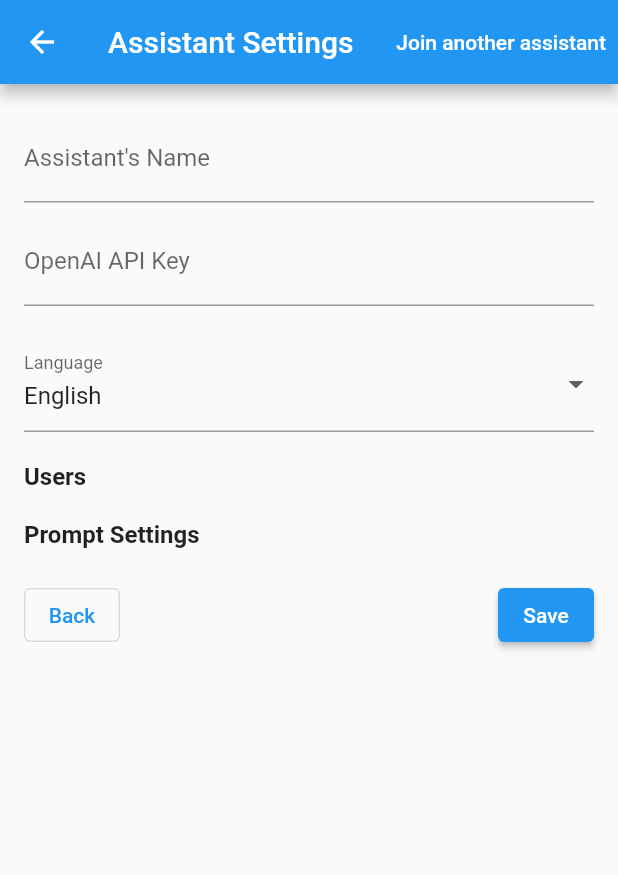
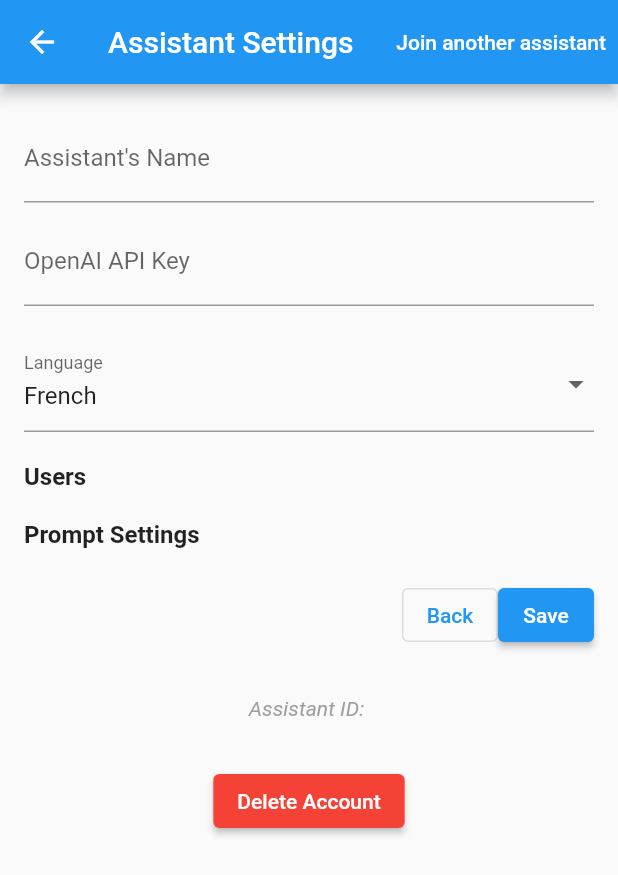
Before and after one commit to JLoroy/babylog_flutter, a Flutter app: the SettingsPage screen opened directly with empty values, on a phone screen of 412 x 824 dp. Shown: the top 875 px of the screen. Run offline on Flutter 3.47's test engine with Material 2 defaults, Android fonts, the light colour scheme and no system bars; our stand-ins replace audioplayers, cloud_firestore, firebase_auth, firebase_core, flutter_svg; missing offline and left inert: firebase_ui_auth, record; accounts and stored records are empty.

Commit message:
Implement account deletion feature: add deleteAllEvents method and integrate with settings page

```diff
--- a/lib/pages/settingspage.dart
+++ b/lib/pages/settingspage.dart
@@ -6,12 +6,14 @@ class SettingsPage extends StatefulWidget {
     super.key,
     required this.currentAssistant,
     required this.saveAssistant,
-    required this.joinAssistant, // <-- Confirm we pass in a joinAssistant method
+    required this.joinAssistant,
+    required this.deleteAccount,
   });
 
   final BabylogAssistant currentAssistant;
   final Function(BabylogAssistant newAssistant) saveAssistant;
   final Function(String newAssistantId) joinAssistant;
+  final Function(BuildContext context) deleteAccount;
   // This method should update your Firestore doc and reset the app as needed.
 
   @override
@@ -32,16 +34,7 @@ class _SettingsPageState extends State<SettingsPage> {
 
   // 10 most spoken languages (example list)
   final List<String> _availableLanguages = [
-    'English',
-    'Mandarin',
-    'Hindi',
-    'Spanish',
     'French',
-    'Arabic',
-    'Bengali',
-    'Russian',
-    'Portuguese',
-    'Indonesian',
   ];
 
   // For "Join another assistant" dialog
@@ -314,18 +307,16 @@ class _SettingsPageState extends State<SettingsPage> {
 
                 // Back and Save Buttons
               Row(
-                  mainAxisAlignment: MainAxisAlignment.spaceBetween,
+                mainAxisAlignment: MainAxisAlignment.end,
                 children: [
                   OutlinedButton(
                     onPressed: () {
-                        // Go back without saving
                       Navigator.of(context).pop();
                     },
                     child: const Text("Back"),
                   ),
                   ElevatedButton(
                     onPressed: () {
-                        // Save and close
                       Navigator.of(context).pop();
                       widget.saveAssistant(_buildUpdatedAssistant());
                     },
@@ -334,18 +325,57 @@ class _SettingsPageState extends State<SettingsPage> {
                 ],
               ),
 const SizedBox(height: 30),
-
-                // assistantId in italic grey at the bottom
                 Align(
                   alignment: Alignment.center,
                   child: Text(
-                    widget.currentAssistant.assistantId ?? 'No ID',
+                    widget.currentAssistant.assistantId != null
+                        ? 'Assistant ID: ${widget.currentAssistant.assistantId}'
+                        : 'No ID',
                     style: const TextStyle(
                       fontStyle: FontStyle.italic,
                       color: Colors.grey,
                     ),
                   ),
                 ),
+              const SizedBox(height: 30),
+
+              // NEW: Delete Account Button
+              ElevatedButton(
+                style: ElevatedButton.styleFrom(
+                  backgroundColor: Colors.red, // Use your own color if needed
+                ),
+                onPressed: () {
+                  showDialog(
+                    context: context,
+                    builder: (ctx) {
+                      return AlertDialog(
+                        title: const Text("Delete all data?"),
+                        content: const Text(
+                          "Are you sure you want to permanently delete your account? All other users of your assistant will lose all events.",
+                        ),
+                        actions: [
+                          TextButton(
+                            onPressed: () => Navigator.of(ctx).pop(),
+                            child: const Text("Cancel"),
+                          ),
+                          ElevatedButton(
+                            onPressed: () {
+                              Navigator.of(ctx).pop();
+                              widget.deleteAccount(context);
+                            },
+                            child: const Text("Delete Everything"),
+                          ),
+                        ],
+                      );
+                    },
+                  );
+                },
+                child: const Text("Delete Account"),
+              ),
+
+
+
+                // assistantId in italic grey at the bottom
               ],
             ),
           ),
```
Also changed, not shown: lib/datamodel/babylogassistant.dart (+11 -0 lines), lib/pages/babylogapp.dart (+7 -1 lines). Lines whose indentation alone changed are shown as unchanged.
